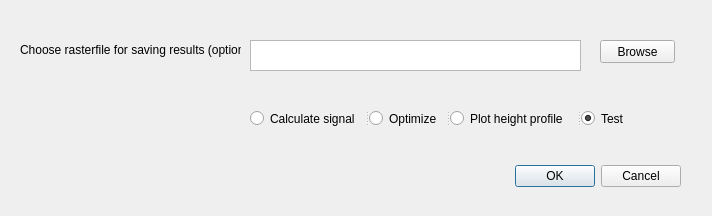
The window that Hybriddekning_dialog_base.ui (hjelkrem/Hybriddekning) describes before a commit, drawn with Qt 5.
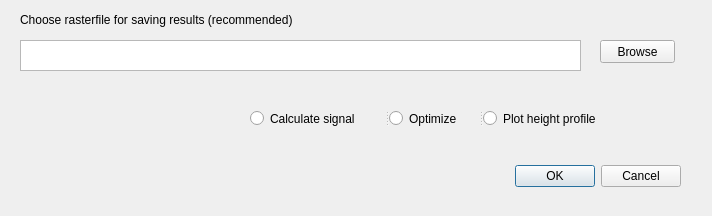
The same window after the commit.

Commit message: New input format for calculate signal: terrain and surface raster Antenna and receiver is placed on terrain, remaining heights are taken from surface raster. Removed some debugging features Fixed critical error when using 10 meter raster cell size.

```diff
--- a/Hybriddekning_dialog_base.ui
+++ b/Hybriddekning_dialog_base.ui
@@ -32,9 +32,9 @@
   <widget class="QTextBrowser" name="txtDem">
    <property name="geometry">
     <rect>
-     <x>250</x>
+     <x>20</x>
      <y>40</y>
-     <width>331</width>
+     <width>561</width>
      <height>31</height>
     </rect>
    </property>
@@ -56,13 +56,13 @@
    <property name="geometry">
     <rect>
      <x>20</x>
-     <y>40</y>
-     <width>221</width>
+     <y>10</y>
+     <width>281</width>
      <height>20</height>
     </rect>
    </property>
    <property name="text">
-    <string>Choose rasterfile for saving results (optional)</string>
+    <string>Choose rasterfile for saving results (recommended)</string>
    </property>
   </widget>
   <widget class="QSplitter" name="splitter">
@@ -92,14 +92,6 @@
      <string>Plot height profile </string>
     </property>
    </widget>
-   <widget class="QRadioButton" name="rb_testCalcSignal">
-    <property name="text">
-     <string>Test</string>
-    </property>
-    <property name="checked">
-     <bool>true</bool>
-    </property>
-   </widget>
   </widget>
  </widget>
  <resources/>
```
The commit also changes 1 other file.
